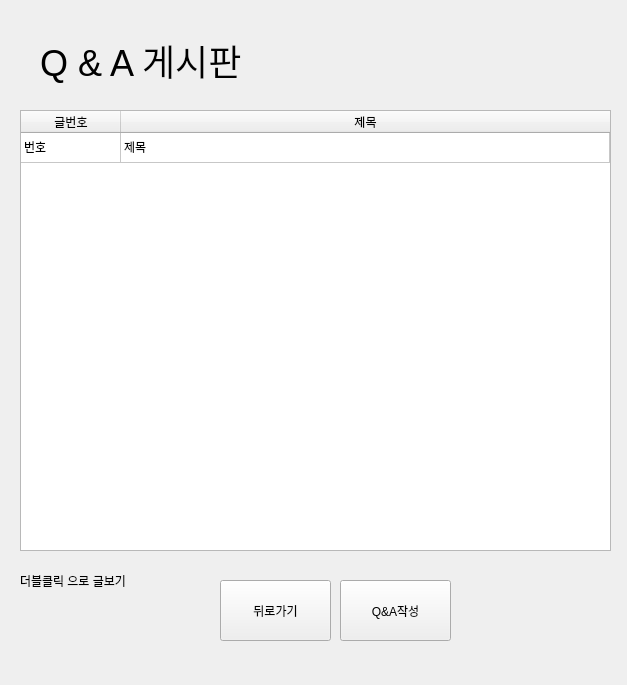
Above: student_client.ui from Eduappproject/education_application before the change. Below: the same form after it.
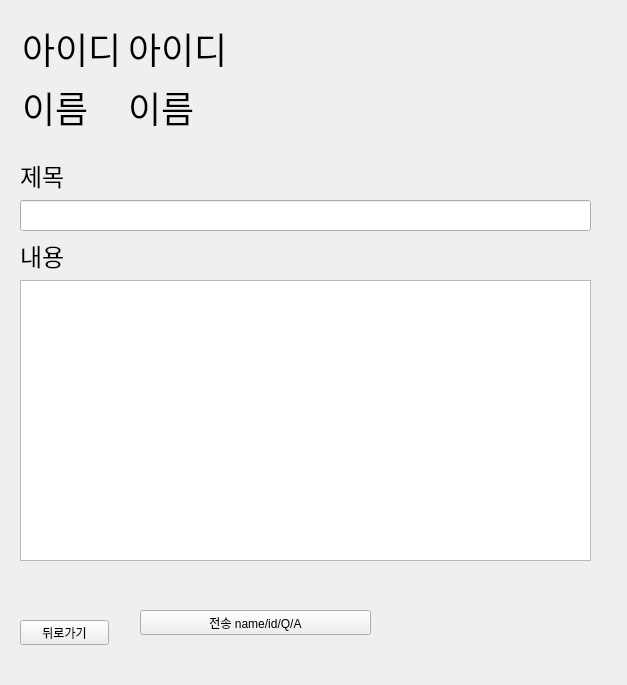
That is the form after the change. The open tabs and pages were chosen to show the change.

```diff
--- a/student_client.ui
+++ b/student_client.ui
@@ -884,8 +884,11 @@
      </layout>
     </widget>
    </widget>
-   <widget class="QWidget" name="page_8">
-    <widget class="QTableWidget" name="tableWidget">
+   <widget class="QWidget" name="QandAPage">
+    <widget class="QTableWidget" name="QandAPageTableWidget">
+     <property name="enabled">
+      <bool>true</bool>
+     </property>
      <property name="geometry">
       <rect>
        <x>10</x>
@@ -900,8 +903,29 @@
      <property name="showDropIndicator" stdset="0">
       <bool>true</bool>
      </property>
+     <property name="dragDropOverwriteMode">
+      <bool>false</bool>
+     </property>
+     <property name="defaultDropAction">
+      <enum>Qt::IgnoreAction</enum>
+     </property>
+     <property name="selectionMode">
+      <enum>QAbstractItemView::ExtendedSelection</enum>
+     </property>
+     <property name="selectionBehavior">
+      <enum>QAbstractItemView::SelectItems</enum>
+     </property>
+     <property name="showGrid">
+      <bool>true</bool>
+     </property>
+     <property name="gridStyle">
+      <enum>Qt::SolidLine</enum>
+     </property>
+     <property name="sortingEnabled">
+      <bool>false</bool>
+     </property>
      <attribute name="horizontalHeaderVisible">
-      <bool>true</bool>
+      <bool>false</bool>
      </attribute>
      <attribute name="horizontalHeaderCascadingSectionResizes">
       <bool>false</bool>
@@ -966,7 +990,7 @@
       <string>뒤로가기</string>
      </property>
     </widget>
-    <widget class="QPushButton" name="pushButton_2">
+    <widget class="QPushButton" name="QandAPagePushButton">
      <property name="geometry">
       <rect>
        <x>330</x>
@@ -1011,6 +1035,267 @@
      </property>
     </widget>
    </widget>
+   <widget class="QWidget" name="QandAAddPage">
+    <widget class="QLabel" name="idLabel">
+     <property name="geometry">
+      <rect>
+       <x>118</x>
+       <y>12</y>
+       <width>100</width>
+       <height>53</height>
+      </rect>
+     </property>
+     <property name="font">
+      <font>
+       <pointsize>27</pointsize>
+      </font>
+     </property>
+     <property name="text">
+      <string>아이디</string>
+     </property>
+    </widget>
+    <widget class="QLabel" name="nameLabel">
+     <property name="geometry">
+      <rect>
+       <x>118</x>
+       <y>71</y>
+       <width>67</width>
+       <height>53</height>
+      </rect>
+     </property>
+     <property name="font">
+      <font>
+       <pointsize>27</pointsize>
+      </font>
+     </property>
+     <property name="text">
+      <string>이름</string>
+     </property>
+    </widget>
+    <widget class="QTextEdit" name="QandAAddPageeTextEdit">
+     <property name="geometry">
+      <rect>
+       <x>10</x>
+       <y>270</y>
+       <width>571</width>
+       <height>281</height>
+      </rect>
+     </property>
+    </widget>
+    <widget class="QPushButton" name="QandAAddPagePushButton">
+     <property name="geometry">
+      <rect>
+       <x>130</x>
+       <y>600</y>
+       <width>231</width>
+       <height>25</height>
+      </rect>
+     </property>
+     <property name="text">
+      <string>전송 name/id/Q/A</string>
+     </property>
+    </widget>
+    <widget class="QPushButton" name="QandAAddPagebackButton">
+     <property name="geometry">
+      <rect>
+       <x>10</x>
+       <y>610</y>
+       <width>89</width>
+       <height>25</height>
+      </rect>
+     </property>
+     <property name="text">
+      <string>뒤로가기</string>
+     </property>
+    </widget>
+    <widget class="QLabel" name="label_23">
+     <property name="geometry">
+      <rect>
+       <x>12</x>
+       <y>12</y>
+       <width>100</width>
+       <height>53</height>
+      </rect>
+     </property>
+     <property name="font">
+      <font>
+       <pointsize>27</pointsize>
+      </font>
+     </property>
+     <property name="text">
+      <string>아이디</string>
+     </property>
+    </widget>
+    <widget class="QLabel" name="label_24">
+     <property name="geometry">
+      <rect>
+       <x>12</x>
+       <y>71</y>
+       <width>67</width>
+       <height>53</height>
+      </rect>
+     </property>
+     <property name="font">
+      <font>
+       <pointsize>27</pointsize>
+      </font>
+     </property>
+     <property name="text">
+      <string>이름</string>
+     </property>
+    </widget>
+    <widget class="QLineEdit" name="QandAAddPageeLineEdit">
+     <property name="geometry">
+      <rect>
+       <x>10</x>
+       <y>190</y>
+       <width>571</width>
+       <height>31</height>
+      </rect>
+     </property>
+     <property name="font">
+      <font>
+       <pointsize>14</pointsize>
+      </font>
+     </property>
+    </widget>
+    <widget class="QLabel" name="label_25">
+     <property name="geometry">
+      <rect>
+       <x>10</x>
+       <y>150</y>
+       <width>51</width>
+       <height>31</height>
+      </rect>
+     </property>
+     <property name="font">
+      <font>
+       <pointsize>18</pointsize>
+      </font>
+     </property>
+     <property name="text">
+      <string>제목</string>
+     </property>
+    </widget>
+    <widget class="QLabel" name="label_26">
+     <property name="geometry">
+      <rect>
+       <x>10</x>
+       <y>230</y>
+       <width>51</width>
+       <height>31</height>
+      </rect>
+     </property>
+     <property name="font">
+      <font>
+       <pointsize>18</pointsize>
+      </font>
+     </property>
+     <property name="text">
+      <string>내용</string>
+     </property>
+    </widget>
+   </widget>
+   <widget class="QWidget" name="QandAViewPage">
+    <widget class="QPushButton" name="QandAViewPageBackButton">
+     <property name="geometry">
+      <rect>
+       <x>30</x>
+       <y>610</y>
+       <width>89</width>
+       <height>25</height>
+      </rect>
+     </property>
+     <property name="text">
+      <string>뒤로가기</string>
+     </property>
+    </widget>
+    <widget class="QPushButton" name="pushButton_2">
+     <property name="geometry">
+      <rect>
+       <x>180</x>
+       <y>610</y>
+       <width>89</width>
+       <height>25</height>
+      </rect>
+     </property>
+     <property name="text">
+      <string>PushButton</string>
+     </property>
+    </widget>
+    <widget class="QTextEdit" name="textEdit">
+     <property name="geometry">
+      <rect>
+       <x>30</x>
+       <y>520</y>
+       <width>411</width>
+       <height>81</height>
+      </rect>
+     </property>
+    </widget>
+    <widget class="QLabel" name="nameLabel_2">
+     <property name="geometry">
+      <rect>
+       <x>80</x>
+       <y>490</y>
+       <width>67</width>
+       <height>17</height>
+      </rect>
+     </property>
+     <property name="text">
+      <string>TextLabel</string>
+     </property>
+    </widget>
+    <widget class="QLabel" name="label_22">
+     <property name="geometry">
+      <rect>
+       <x>0</x>
+       <y>490</y>
+       <width>67</width>
+       <height>17</height>
+      </rect>
+     </property>
+     <property name="text">
+      <string>TextLabel</string>
+     </property>
+    </widget>
+    <widget class="QLabel" name="label_27">
+     <property name="geometry">
+      <rect>
+       <x>210</x>
+       <y>490</y>
+       <width>67</width>
+       <height>17</height>
+      </rect>
+     </property>
+     <property name="text">
+      <string>TextLabel</string>
+     </property>
+    </widget>
+    <widget class="QLabel" name="idLabel_2">
+     <property name="geometry">
+      <rect>
+       <x>300</x>
+       <y>490</y>
+       <width>67</width>
+       <height>17</height>
+      </rect>
+     </property>
+     <property name="text">
+      <string>TextLabel</string>
+     </property>
+    </widget>
+    <widget class="QTextBrowser" name="textBrowser">
+     <property name="geometry">
+      <rect>
+       <x>40</x>
+       <y>50</y>
+       <width>491</width>
+       <height>411</height>
+      </rect>
+     </property>
+    </widget>
+   </widget>
   </widget>
  </widget>
  <resources/>
```
Left out of the diff: 47 changed lines with no effect on the pictures.
